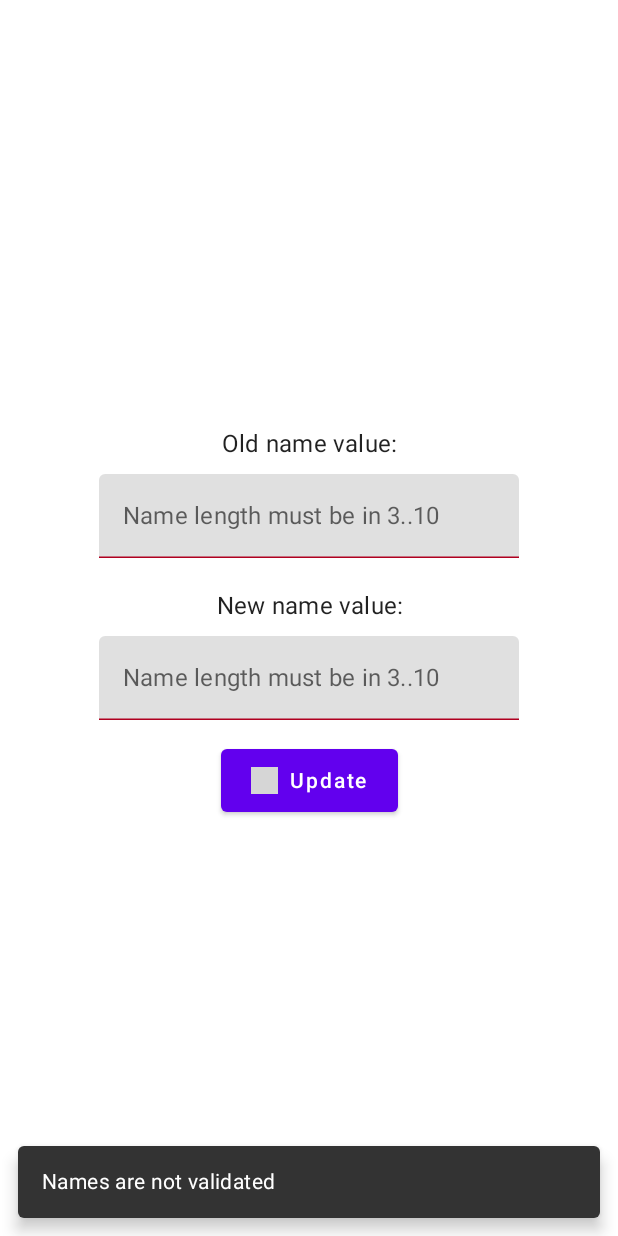
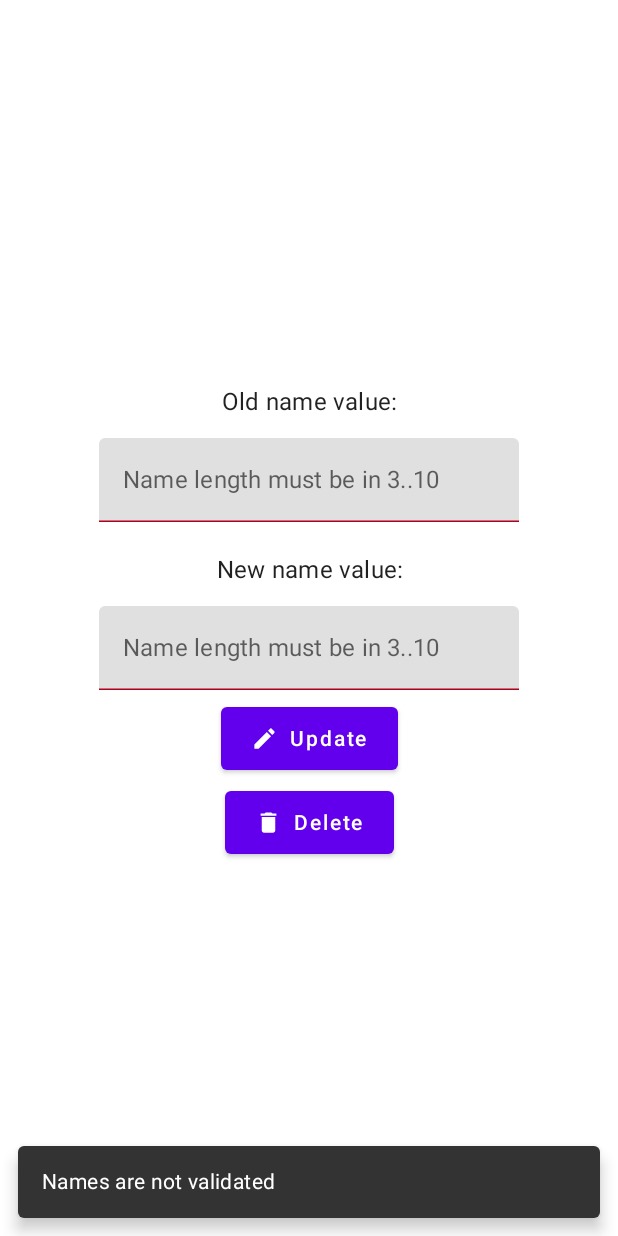
Before and after one commit to aleh-god/firebase-firestore-learn, an Android app built with Jetpack Compose: the UpdatePersonScreen screen opened through its navigation route, after a tap on "Update", on a phone screen of 412 x 824 dp. Run offline under Robolectric (Android 15) with nearby library versions, the phone set to English and light mode, and no system bars; our stand-ins replace Dagger/Hilt's generated code, Firebase (no records; nobody signed in at launch, a user with empty details on screens opened directly); grey boxes are pictures that could not be loaded.

Commit message:
add: Delete person login in Update screen.

```diff
--- a/app/src/main/java/by/godevelopment/firebasefirestorelearn/data/repositories/RepositoryImplementation.kt
+++ b/app/src/main/java/by/godevelopment/firebasefirestorelearn/data/repositories/RepositoryImplementation.kt
@@ -44,4 +44,9 @@ class RepositoryImplementation @Inject constructor(
             = withContext(ioDispatcher) {
         fireStoreSourceBehavior.updatePerson(input)
     }
+
+    override suspend fun deletePerson(name: String): FireStoreResult<Unit>
+            = withContext(ioDispatcher) {
+        fireStoreSourceBehavior.deletePerson(name)
+    }
 }
--- a/app/src/main/java/by/godevelopment/firebasefirestorelearn/ui/interfaces/UpdatePersonRepository.kt
+++ b/app/src/main/java/by/godevelopment/firebasefirestorelearn/ui/interfaces/UpdatePersonRepository.kt
@@ -6,4 +6,6 @@ import by.godevelopment.firebasefirestorelearn.domain.models.UpdatePersonData
 interface UpdatePersonRepository {
 
     suspend fun updatePerson(input: UpdatePersonData): FireStoreResult<Unit>
+
+    suspend fun deletePerson(name: String): FireStoreResult<Unit>
 }
--- a/app/src/main/java/by/godevelopment/firebasefirestorelearn/ui/screens/updateperson/UpdatePersonScreen.kt
+++ b/app/src/main/java/by/godevelopment/firebasefirestorelearn/ui/screens/updateperson/UpdatePersonScreen.kt
@@ -5,7 +5,8 @@ import androidx.compose.foundation.text.KeyboardActions
 import androidx.compose.foundation.text.KeyboardOptions
 import androidx.compose.material.*
 import androidx.compose.material.icons.Icons
-import androidx.compose.material.icons.filled.Person
+import androidx.compose.material.icons.filled.Delete
+import androidx.compose.material.icons.filled.Edit
 import androidx.compose.runtime.Composable
 import androidx.compose.runtime.LaunchedEffect
 import androidx.compose.ui.Alignment
@@ -19,6 +20,7 @@ import androidx.compose.ui.text.style.TextAlign
 import androidx.compose.ui.unit.dp
 import androidx.hilt.navigation.compose.hiltViewModel
 import by.godevelopment.firebasefirestorelearn.R
+import by.godevelopment.firebasefirestorelearn.ui.composables.CustomButtonWithIcon
 
 @OptIn(ExperimentalComposeUiApi::class)
 @Composable
@@ -64,7 +66,7 @@ fun UpdatePersonScreen(
                 .padding(vertical = 4.dp)
         )
 
-        Spacer(Modifier.height(4.dp))
+        Spacer(Modifier.height(8.dp))
 
         TextField(
             singleLine = true,
@@ -105,7 +107,7 @@ fun UpdatePersonScreen(
                 .padding(vertical = 4.dp)
         )
 
-        Spacer(Modifier.height(4.dp))
+        Spacer(Modifier.height(8.dp))
 
         TextField(
             singleLine = true,
@@ -135,24 +137,24 @@ fun UpdatePersonScreen(
             },
         )
 
-        Spacer(Modifier.height(16.dp))
+        Spacer(Modifier.height(8.dp))
 
-        Button(
-            onClick = { viewModel.onEvent(UpdatePersonUserEvent.OnUpdatePersonClick) },
-            contentPadding = PaddingValues(
-                start = 20.dp,
-                top = 12.dp,
-                end = 20.dp,
-                bottom = 12.dp
-            )
-        ) {
-            Icon(
-                Icons.Filled.Person,
-                contentDescription = stringResource(R.string.cd_icon_person),
-                modifier = Modifier.size(ButtonDefaults.IconSize)
-            )
-            Spacer(Modifier.size(ButtonDefaults.IconSpacing))
-            Text(stringResource(R.string.button_text_update))
-        }
+        CustomButtonWithIcon(
+            onClick = {
+                viewModel.onEvent(UpdatePersonUserEvent.UpdatePersonOnClick)
+            },
+            buttonImage = Icons.Filled.Edit,
+            buttonText = R.string.button_text_update
+        )
+
+        Spacer(Modifier.height(8.dp))
+
+        CustomButtonWithIcon(
+            onClick = {
+                viewModel.onEvent(UpdatePersonUserEvent.DeletePersonOnClick)
+            },
+            buttonImage = Icons.Filled.Delete,
+            buttonText = R.string.button_text_delete
+        )
     }
 }
--- a/app/src/main/java/by/godevelopment/firebasefirestorelearn/ui/screens/updateperson/UpdatePersonUserEvent.kt
+++ b/app/src/main/java/by/godevelopment/firebasefirestorelearn/ui/screens/updateperson/UpdatePersonUserEvent.kt
@@ -1,7 +1,8 @@
 package by.godevelopment.firebasefirestorelearn.ui.screens.updateperson
 
 sealed interface UpdatePersonUserEvent {
-    object OnUpdatePersonClick: UpdatePersonUserEvent
+    object UpdatePersonOnClick: UpdatePersonUserEvent
+    object DeletePersonOnClick: UpdatePersonUserEvent
     data class OldNameOnChanged(val oldName: String) : UpdatePersonUserEvent
     data class NewNameOnChanged(val newName: String) : UpdatePersonUserEvent
 }
```
Also changed, not shown: app/src/main/java/by/godevelopment/firebasefirestorelearn/data/sources/FireStoreSource.kt (+26 -1 lines), app/src/main/java/by/godevelopment/firebasefirestorelearn/ui/screens/updateperson/UpdatePersonViewModel.kt (+29 -2 lines).
